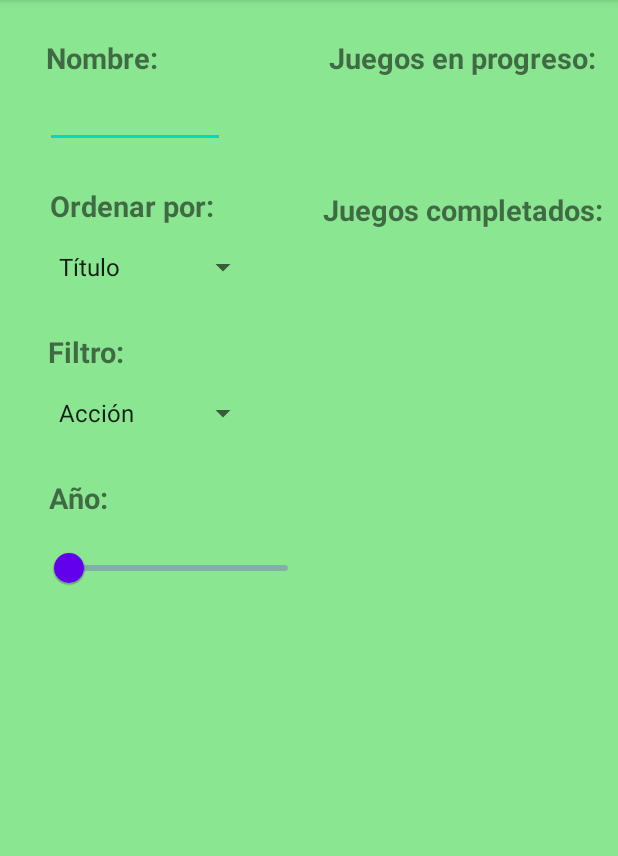
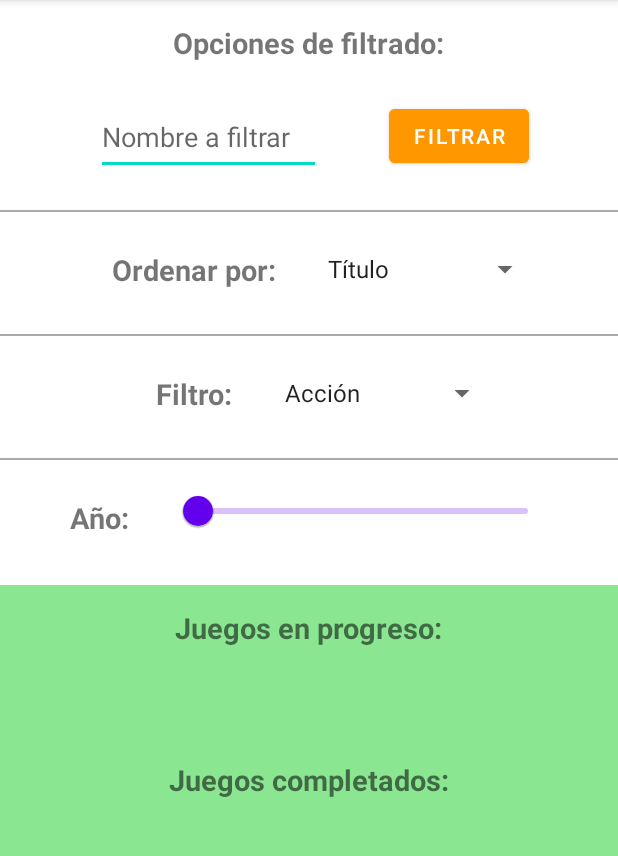
Before and after one commit to ricardobar96/proyecto-final-ricardo-daniel, an Android app: the screen it shows after launch (GamesProfileActivity), in the options menu, after a tap on "Videojuegos", on a phone screen of 412 x 824 dp, the part 84-940 px from its top. Run offline under Robolectric (Android 15) with nearby library versions, the phone set to English and light mode, and no system bars.

Commit message:
Modificada vista y estructura de GamesProfileActivity para que se muestre de manera ordenada los filtros existentes en la parte superior de la vista y el listado de juegos en la inferior

```diff
--- a/Player2Android/app/src/main/AndroidManifest.xml
+++ b/Player2Android/app/src/main/AndroidManifest.xml
@@ -20,19 +20,19 @@
             android:name=".activities.MainProfileActivity"
             android:exported="true" />
         <activity
-            android:name=".activities.GamesProfileActivity"
+            android:name=".activities.MainActivity"
             android:exported="true" />
         <activity
             android:name=".activities.ReviewsProfileActivity"
             android:exported="true" />
         <activity
-            android:name=".activities.MainActivity"
+            android:name=".activities.SettingsActivity"
             android:exported="true" />
         <activity
             android:name=".activities.SocialActivity"
             android:exported="true" />
         <activity
-            android:name=".activities.SettingsActivity"
+            android:name=".activities.GamesProfileActivity"
             android:exported="true">
             <intent-filter>
                 <action android:name="android.intent.action.MAIN" />
--- a/Player2Android/app/src/main/res/layout/activity_gamesprofile.xml
+++ b/Player2Android/app/src/main/res/layout/activity_gamesprofile.xml
@@ -1,7 +1,7 @@
 <?xml version="1.0" encoding="utf-8"?>
 <androidx.constraintlayout.widget.ConstraintLayout xmlns:android="http://schemas.android.com/apk/res/android"
+    xmlns:app="http://schemas.android.com/apk/res-auto"
     xmlns:tools="http://schemas.android.com/tools"
-    xmlns:app="http://schemas.android.com/apk/res-auto"
     android:layout_width="match_parent"
     android:layout_height="match_parent">
 
@@ -15,136 +15,193 @@
             android:layout_height="fill_parent">
 
             <LinearLayout
-                android:layout_width="fill_parent"
-                android:layout_height="fill_parent"
-                android:layout_weight="4"
-                android:orientation="horizontal"
-                android:weightSum="2">
+                android:id="@+id/LinearLayoutUp"
+                android:background="@color/white"
+                android:layout_width="match_parent"
+                android:layout_height="match_parent"
+                android:orientation="vertical">
+
+                <TextView
+                    android:layout_width="wrap_content"
+                    android:layout_height="wrap_content"
+                    android:layout_gravity="center"
+                    android:layout_marginTop="15dp"
+                    android:text="Opciones de filtrado:"
+                    android:textSize="19sp"
+                    android:textStyle="bold" />
 
                 <RelativeLayout
-                    android:layout_width="0dp"
+                    android:id="@+id/idLayoutFilterNameP"
+                    android:layout_width="fill_parent"
                     android:layout_height="wrap_content"
-                    android:layout_weight="1">
+                    android:gravity="center"
+                    android:orientation="horizontal">
+
+                    <EditText
+                        android:id="@+id/idSearchGamePIntro"
+                        android:layout_width="150dp"
+                        android:layout_height="50dp"
+                        android:layout_marginLeft="5dp"
+                        android:layout_marginTop="25dp"
+                        android:layout_marginRight="30px"
+                        android:hint="Nombre a filtrar"
+                        android:minHeight="18dp" />
+
+                    <Button
+                        android:id="@+id/idButtonSearchGameP"
+                        android:layout_width="wrap_content"
+                        android:layout_height="wrap_content"
+                        android:layout_marginLeft="25dp"
+                        android:layout_marginTop="25dp"
+                        android:layout_marginBottom="25dp"
+                        android:layout_toRightOf="@id/idSearchGamePIntro"
+                        android:backgroundTint="#FF9800"
+                        android:text="Filtrar" />
+
+                </RelativeLayout>
+
+                <View
+                    android:layout_width="match_parent"
+                    android:layout_height="1dp"
+                    android:background="@android:color/darker_gray"/>
+
+                <RelativeLayout
+                    android:id="@+id/idLayoutFilterOrderP"
+                    android:layout_width="fill_parent"
+                    android:layout_height="wrap_content"
+                    android:layout_below="@id/idLayoutFilterNameP"
+                    android:gravity="center"
+                    android:orientation="horizontal">
 
                     <TextView
-                        android:id="@+id/nameFilterPTextView"
+                        android:id="@+id/orderFilterPTextView"
+                        android:layout_width="wrap_content"
+                        android:layout_height="wrap_content"
+                        android:layout_gravity="center"
+                        android:layout_marginStart="25dp"
+                        android:layout_marginTop="25dp"
+                        android:layout_marginEnd="25dp"
+                        android:text="Ordenar por:"
+                        android:textSize="19sp"
+                        android:textStyle="bold" />
+
+                    <Spinner
+                        android:id="@+id/SpinnerOrderProfile"
+                        android:layout_width="150dp"
+                        android:layout_height="36dp"
+                        android:layout_gravity="center"
+                        android:layout_marginStart="1dp"
+                        android:layout_marginLeft="10dp"
+                        android:layout_marginTop="20dp"
+                        android:layout_marginEnd="1dp"
+                        android:layout_marginBottom="25dp"
+                        android:layout_toRightOf="@id/orderFilterPTextView"
+                        android:spinnerMode="dialog"
+                        app:layout_constraintBottom_toBottomOf="parent"
+                        app:layout_constraintEnd_toEndOf="parent"
+                        app:layout_constraintHorizontal_bias="0.949"
+                        app:layout_constraintStart_toStartOf="parent" />
+
+                </RelativeLayout>
+
+                <View
+                    android:layout_width="match_parent"
+                    android:layout_height="1dp"
+                    android:background="@android:color/darker_gray"/>
+
+                <RelativeLayout
+                    android:id="@+id/idLayoutFilterGenreP"
+                    android:layout_width="fill_parent"
+                    android:layout_height="wrap_content"
+                    android:layout_below="@id/idLayoutFilterOrderP"
+                    android:gravity="center"
+                    android:orientation="horizontal">
+
+                    <TextView
+                        android:id="@+id/genreFilterPTextView"
                         android:layout_width="wrap_content"
                         android:layout_height="wrap_content"
                         android:layout_centerHorizontal="true"
                         android:layout_marginStart="25dp"
                         android:layout_marginTop="25dp"
                         android:layout_marginEnd="25dp"
-                        android:paddingRight="70dp"
-                        android:text="Nombre:"
-                        android:textSize="19sp"
-                        android:textStyle="bold" />
-
-                    <EditText
-                        android:id="@+id/nameFilterP"
-                        android:layout_width="120dp"
-                        android:layout_height="37dp"
-                        android:layout_below="@id/nameFilterPTextView"
-                        android:layout_marginLeft="30dp"
-                        android:layout_marginTop="10dp" />
-
-                    <TextView
-                        android:id="@+id/orderFilterPTextView"
-                        android:layout_width="wrap_content"
-                        android:layout_height="wrap_content"
-                        android:layout_below="@id/nameFilterP"
-                        android:layout_centerHorizontal="true"
-                        android:layout_marginStart="25dp"
-                        android:layout_marginTop="25dp"
-                        android:layout_marginEnd="25dp"
-                        android:paddingRight="30dp"
-                        android:text="Ordenar por:"
+                        android:text="Filtro:"
                         android:textSize="19sp"
                         android:textStyle="bold" />
 
                     <Spinner
-                        android:id="@+id/SpinnerOrderProfile"
-                        android:layout_width="171dp"
+                        android:id="@+id/SpinnerGenreProfile"
+                        android:layout_width="150dp"
                         android:layout_height="36dp"
-                        android:layout_below="@id/orderFilterPTextView"
+                        android:layout_centerHorizontal="true"
                         android:layout_marginStart="1dp"
                         android:layout_marginLeft="10dp"
-                        android:layout_marginTop="10dp"
+                        android:layout_marginTop="20dp"
+                        android:layout_marginBottom="25dp"
                         android:layout_marginEnd="1dp"
-                        android:paddingLeft="30dp"
+                        android:layout_toRightOf="@id/genreFilterPTextView"
                         android:spinnerMode="dialog"
                         app:layout_constraintBottom_toBottomOf="parent"
                         app:layout_constraintEnd_toEndOf="parent"
                         app:layout_constraintHorizontal_bias="0.949"
                         app:layout_constraintStart_toStartOf="parent" />
 
-                    <TextView
-                        android:id="@+id/genreFilterPTextView"
-                        android:layout_width="wrap_content"
+                </RelativeLayout>
+
+                <View
+                    android:layout_width="match_parent"
+                    android:layout_height="1dp"
+                    android:background="@android:color/darker_gray"/>
+
+                <RelativeLayout
+                    android:id="@+id/idLayoutFilterYearP"
+                    android:layout_width="fill_parent"
                     android:layout_height="wrap_content"
-                        android:layout_below="@id/SpinnerOrderProfile"
-                        android:layout_centerHorizontal="true"
-                        android:layout_marginStart="25dp"
-                        android:layout_marginTop="25dp"
-                        android:layout_marginEnd="25dp"
-                        android:paddingRight="90dp"
-                        android:text="Filtro:"
-                        android:textSize="19sp"
-                        android:textStyle="bold" />
-
-                    <Spinner
-                        android:id="@+id/SpinnerGenreProfile"
-                        android:layout_width="171dp"
-                        android:layout_height="36dp"
-                        android:layout_below="@id/genreFilterPTextView"
-                        android:layout_marginStart="1dp"
-                        android:layout_marginLeft="10dp"
-                        android:layout_marginTop="10dp"
-                        android:layout_marginEnd="1dp"
-                        android:paddingLeft="30dp"
-                        android:spinnerMode="dialog"
-                        app:layout_constraintBottom_toBottomOf="parent"
-                        app:layout_constraintEnd_toEndOf="parent"
-                        app:layout_constraintHorizontal_bias="0.949"
-                        app:layout_constraintStart_toStartOf="parent" />
+                    android:layout_below="@id/idLayoutFilterGenreP"
+                    android:gravity="center"
+                    android:orientation="horizontal">
 
                     <TextView
                         android:id="@+id/yearFilterPTextView"
                         android:layout_width="wrap_content"
                         android:layout_height="wrap_content"
-                        android:layout_below="@id/SpinnerGenreProfile"
-                        android:layout_centerHorizontal="true"
-                        android:layout_marginStart="25dp"
                         android:layout_marginTop="25dp"
-                        android:layout_marginEnd="25dp"
-                        android:paddingRight="100dp"
+                        android:gravity="center_horizontal"
                         android:text="Año:"
+                        android:textAlignment="center"
                         android:textSize="19sp"
                         android:textStyle="bold" />
 
                     <com.google.android.material.slider.Slider
                         android:id="@+id/slider"
-                        android:layout_below="@id/yearFilterPTextView"
-                        android:layout_width="match_parent"
+                        android:layout_width="250dp"
                         android:layout_height="wrap_content"
+                        android:layout_toRightOf="@id/yearFilterPTextView"
                         android:layout_marginLeft="30dp"
                         android:layout_marginTop="10dp"
+                        android:layout_marginBottom="25dp"
+                        android:gravity="center"
                         android:value="1996"
                         android:valueFrom="1996"
                         android:valueTo="2022" />
 
                 </RelativeLayout>
 
-                <RelativeLayout
-                    android:layout_width="0dp"
-                    android:layout_height="wrap_content"
-                    android:layout_weight="1">
+            </LinearLayout>
+
+            <LinearLayout
+                android:id="@+id/LinearLayoutDown"
+                android:layout_width="match_parent"
+                android:layout_height="match_parent"
+                android:layout_below="@id/LinearLayoutUp"
+                android:orientation="vertical">
 
                 <TextView
                     android:id="@+id/TextProgressProfile"
                     android:layout_width="wrap_content"
                     android:layout_height="wrap_content"
-                        android:layout_centerHorizontal="true"
-                        android:layout_marginTop="25dp"
+                    android:layout_gravity="center"
+                    android:layout_marginTop="15dp"
                     android:text="Juegos en progreso:"
                     android:textSize="19sp"
                     android:textStyle="bold" />
@@ -154,14 +211,14 @@
                     android:layout_width="wrap_content"
                     android:layout_height="wrap_content"
                     android:layout_below="@id/TextProgressProfile"
-                        android:layout_centerHorizontal="true"
+                    android:layout_gravity="center"
                     android:layout_marginTop="75dp"
                     android:text="Juegos completados:"
                     android:textSize="19sp"
                     android:textStyle="bold" />
-                </RelativeLayout>
 
             </LinearLayout>
+
         </RelativeLayout>
     </ScrollView>
 
```
Lines whose indentation alone changed are shown as unchanged.
